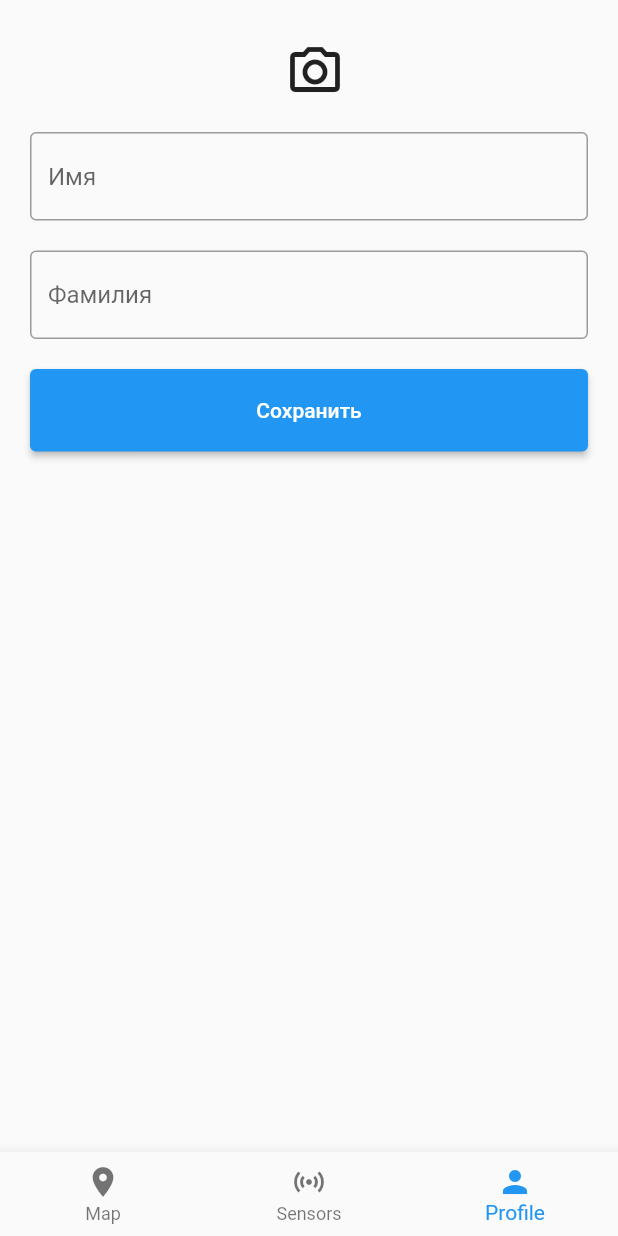
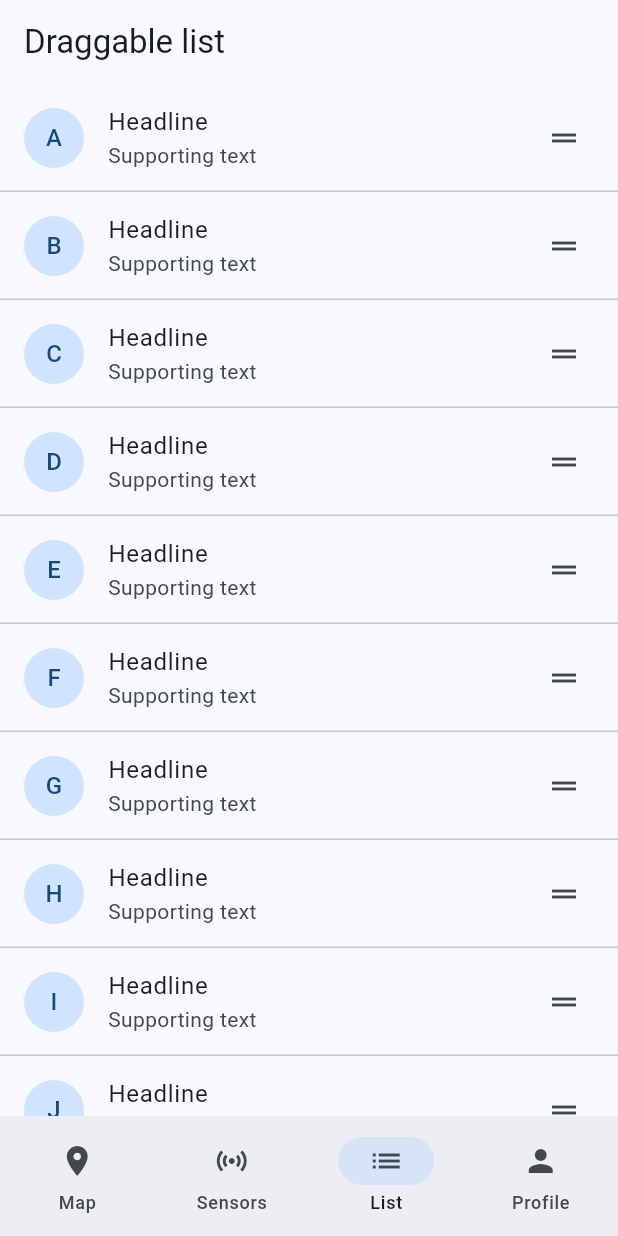
Before and after one commit to Gegerout/camera_app, a Flutter app: the HomePage screen opened directly, item 3 of the bottom bar chosen, on a phone screen of 412 x 824 dp. Run offline on Flutter 3.47's test engine with Material 2 defaults, Android fonts, the phone set to English and light mode, and no system bars; our stand-ins replace bloc, camera, flutter_bloc, sensors_plus, shared_preferences, video_player; missing offline and left inert: flutter_osm_plugin; accounts and stored records are empty.

Commit message:
ui and reorderable list update

```diff
--- a/lib/main.dart
+++ b/lib/main.dart
@@ -24,7 +24,8 @@ class MyApp extends StatelessWidget {
     return MaterialApp(
       title: 'Flutter Demo',
       theme: ThemeData(
-        primarySwatch: Colors.blue,
+        useMaterial3: true,
+        colorSchemeSeed: Colors.blue
       ),
       home: BlocBuilder<UserDataBloc, UserDataState>(
         builder: (context, state) {
--- /dev/null
+++ b/lib/presentation/pages/draggable_list_page.dart
@@ -0,0 +1,47 @@
+import 'package:flutter/material.dart';
+
+class DraggableListPage extends StatefulWidget {
+  const DraggableListPage({Key? key}) : super(key: key);
+
+  @override
+  State<DraggableListPage> createState() => _DraggableListPageState();
+}
+
+class _DraggableListPageState extends State<DraggableListPage> {
+  final List myTiles = ['A','B','C','D','E','F','G','H','I','J','K','L','M','N','O','P','Q','R','S','T','U','V','W','X','Y','Z'];
+
+  void updateTiles(int oldIndex, int newIndex) {
+    setState(() {
+      if(oldIndex < newIndex) {
+        newIndex--;
+      }
+      final tile = myTiles.removeAt(oldIndex);
+      myTiles.insert(newIndex, tile);
+    });
+  }
+
+  @override
+  Widget build(BuildContext context) {
+    return Scaffold(
+      appBar: AppBar(
+        title: const Text("Draggable list"),
+      ),
+      body: ReorderableListView(
+          children: [for(final tile in myTiles) Column(
+            key: ValueKey(tile),
+            children: [
+              ListTile(
+                leading: CircleAvatar(child: Text(tile),),
+                title: const Text("Headline"),
+                subtitle: const Text('Supporting text'),
+                key: ValueKey(tile),
+                trailing: const Icon(Icons.drag_handle),
+              ),
+              const Divider(height: 0,)
+            ],
+          ),
+          ],
+          onReorder: (oldIndex, newIndex) => updateTiles(oldIndex, newIndex)),
+    );
+  }
+}
--- a/lib/presentation/pages/home_page.dart
+++ b/lib/presentation/pages/home_page.dart
@@ -1,3 +1,4 @@
+import 'package:camera_app/presentation/pages/draggable_list_page.dart';
 import 'package:camera_app/presentation/pages/map_page.dart';
 import 'package:camera_app/presentation/pages/profile_page.dart';
 import 'package:camera_app/presentation/pages/sensors_page.dart';
@@ -13,40 +14,41 @@ class HomePage extends StatefulWidget {
 class _HomePageState extends State<HomePage> {
   int selectedIndex = 0;
 
-  void _onItemTapped(int index) {
-    setState(() {
-      selectedIndex = index;
-    });
-  }
-
   @override
   Widget build(BuildContext context) {
     List<Widget> widgetOptions = <Widget>[
       const MapPage(),
       const SensorsPage(),
+      const DraggableListPage(),
       const ProfilePage()
     ];
     return Scaffold(
-      body: SafeArea(
-        child: widgetOptions.elementAt(selectedIndex)
-      ),
-      bottomNavigationBar: BottomNavigationBar(
-        items: const <BottomNavigationBarItem>[
-          BottomNavigationBarItem(
+      body: widgetOptions.elementAt(selectedIndex),
+      bottomNavigationBar: NavigationBar(
+        onDestinationSelected: (index) {
+          setState(() {
+            selectedIndex = index;
+          });
+        },
+        selectedIndex: selectedIndex,
+        destinations: const [
+        NavigationDestination(
           icon: Icon(Icons.location_on),
           label: 'Map',
         ),
-          BottomNavigationBarItem(
+        NavigationDestination(
           icon: Icon(Icons.sensors),
           label: 'Sensors',
         ),
-          BottomNavigationBarItem(
+        NavigationDestination(
+          icon: Icon(Icons.list),
+          label: 'List',
+        ),
+        NavigationDestination(
           icon: Icon(Icons.person),
           label: 'Profile',
         ),
       ],
-        currentIndex: selectedIndex,
-        onTap: _onItemTapped,
       ),
     );
   }
--- a/lib/presentation/pages/map_page.dart
+++ b/lib/presentation/pages/map_page.dart
@@ -42,6 +42,9 @@ class _MapPageState extends State<MapPage> {
   @override
   Widget build(BuildContext context) {
     return Scaffold(
+      appBar: AppBar(
+        title: const Text("Map page"),
+      ),
       body: OSMFlutter(
           controller: mapController,
         mapIsLoading: const Center(child: CircularProgressIndicator(),),
--- a/lib/presentation/pages/profile_page.dart
+++ b/lib/presentation/pages/profile_page.dart
@@ -41,6 +41,9 @@ class _ProfilePageState extends State<ProfilePage> {
   Widget build(BuildContext context) {
     context.read<UserDataBloc>().add(GetUserData());
     return Scaffold(
+      appBar: AppBar(
+        title: const Text("Profile page"),
+      ),
       body: SafeArea(
         child: Padding(
           padding: const EdgeInsets.only(top: 20, left: 20, right: 20),
--- a/lib/presentation/pages/sensors_page.dart
+++ b/lib/presentation/pages/sensors_page.dart
@@ -15,6 +15,9 @@ class _SensorsPageState extends State<SensorsPage> {
     double dx = MediaQuery.of(context).size.width / 2 - 25, dy = MediaQuery.of(context).size.height / 2 - 25;
 
     return Scaffold(
+      appBar: AppBar(
+        title: const Text("Sensors page"),
+      ),
       body: StreamBuilder<GyroscopeEvent>(
         stream: SensorsPlatform.instance.gyroscopeEvents,
         builder: (_, snapshot) {
```
Also changed, not shown: pubspec.lock, 1 other file. Lines whose indentation alone changed are shown as unchanged.
